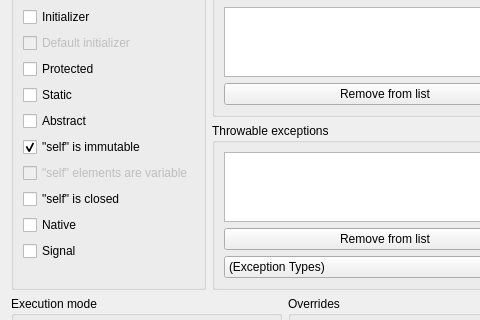
Qt form lavape/src/LavaPE_UI/idd_funcbox.ui (berkus/lavape) before a commit; both pictures show x 0 to 480 and y 130 to 450 of the 569 by 578 pixel window.
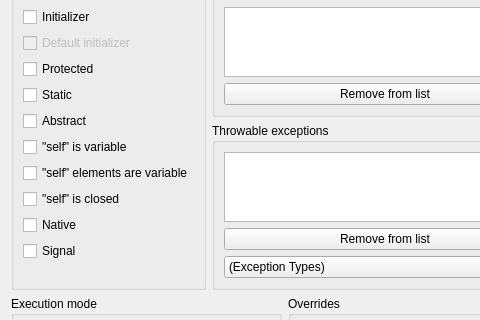
The same form after that commit.

```diff
--- a/lavape/src/LavaPE_UI/idd_funcbox.ui
+++ b/lavape/src/LavaPE_UI/idd_funcbox.ui
@@ -171,17 +171,17 @@
          <item>
           <widget class="QCheckBox" name="ConstFunc" >
            <property name="text" >
-            <string>"self" is immutable</string>
+            <string>"self" is variable</string>
            </property>
            <property name="checked" >
-            <bool>true</bool>
+            <bool>false</bool>
            </property>
           </widget>
          </item>
          <item>
           <widget class="QCheckBox" name="ElemsAreVariable" >
            <property name="enabled" >
-            <bool>false</bool>
+            <bool>true</bool>
            </property>
            <property name="text" >
             <string>"self" elements are variable</string>
```
Left out of the diff: 2 changed lines with no effect on the pictures.
